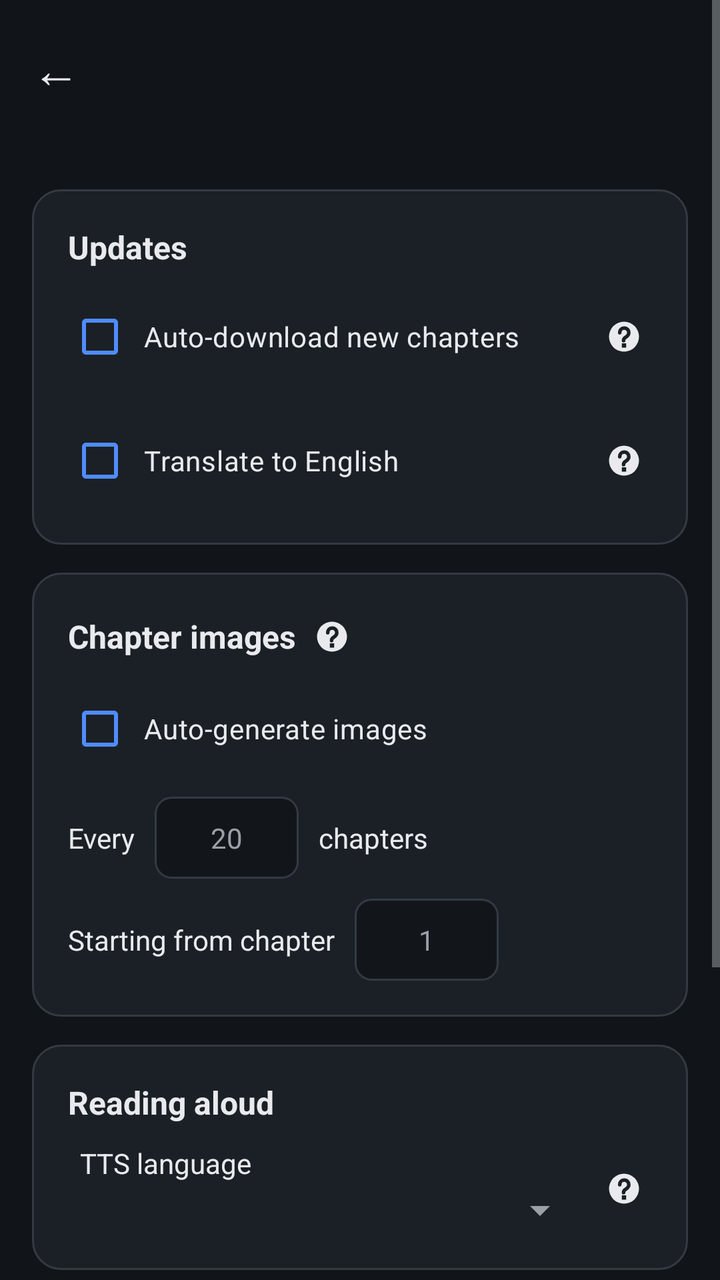
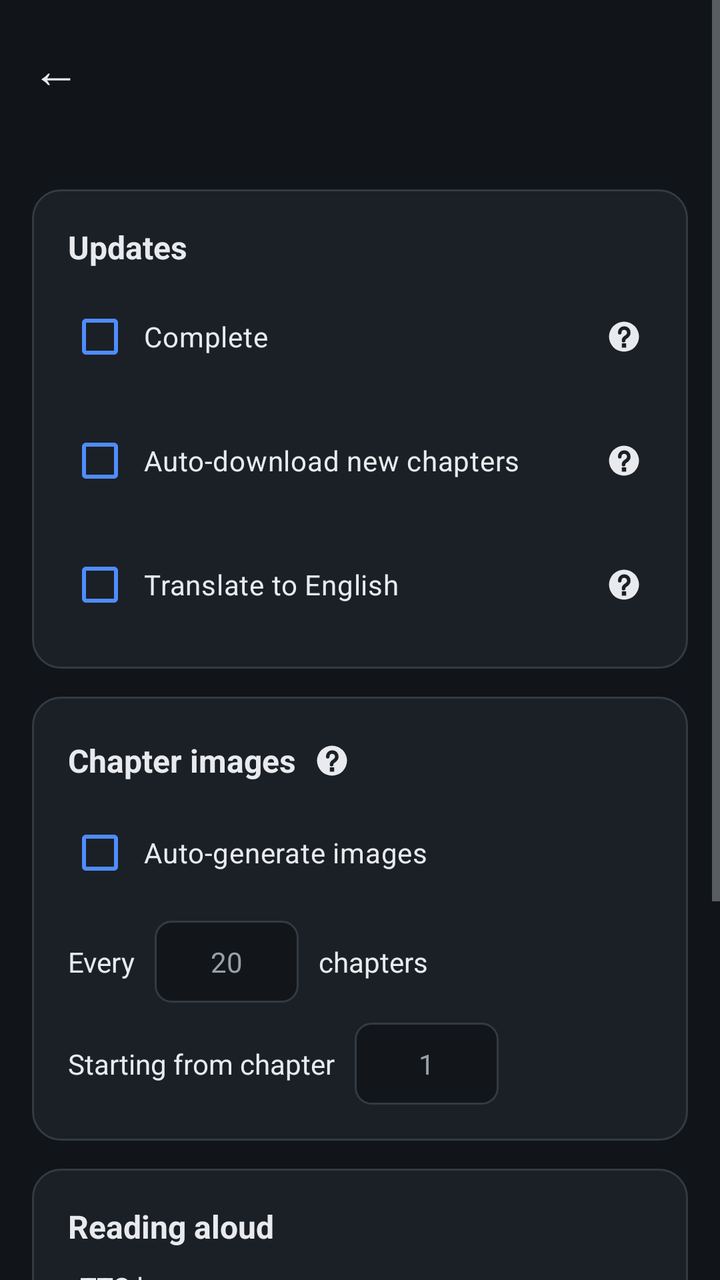

An Android layout rendered at two revisions. The XML below is the earlier revision; the diff shows what the commit changed to produce the second picture.
<!-- AndroidManifest.xml: application theme Theme.NovelDownloader -->
<!-- res/layout/activity_novel_settings.xml -->
<?xml version="1.0" encoding="utf-8"?>
<ScrollView xmlns:android="http://schemas.android.com/apk/res/android"
    xmlns:app="http://schemas.android.com/apk/res-auto"
    android:layout_width="match_parent"
    android:layout_height="match_parent"
    android:background="@color/bg"
    android:fillViewport="true">

    <LinearLayout
        android:layout_width="match_parent"
        android:layout_height="wrap_content"
        android:orientation="vertical"
        android:padding="16dp">

        
        <LinearLayout
            android:layout_width="match_parent"
            android:layout_height="wrap_content"
            android:layout_marginBottom="8dp"
            android:orientation="horizontal"
            android:gravity="center_vertical">

            <TextView
                android:id="@+id/backBtn"
                android:layout_width="wrap_content"
                android:layout_height="wrap_content"
                android:text="←"
                android:textSize="24sp"
                android:textColor="@color/fg"
                android:paddingEnd="14dp"
                android:paddingTop="2dp"
                android:paddingBottom="2dp"
                android:clickable="true"
                android:focusable="true" />

            <TextView
                android:id="@+id/novelTitle"
                android:layout_width="0dp"
                android:layout_height="wrap_content"
                android:layout_weight="1"
                android:textSize="22sp"
                android:textColor="@color/fg"
                android:textStyle="bold"
                android:maxLines="2"
                android:ellipsize="end" />
        </LinearLayout>

        <TextView
            android:id="@+id/statusText"
            android:layout_width="match_parent"
            android:layout_height="wrap_content"
            android:layout_marginTop="2dp"
            android:textSize="13sp"
            android:textColor="@color/muted" />

        
        <LinearLayout
            android:layout_width="match_parent"
            android:layout_height="wrap_content"
            android:layout_marginTop="14dp"
            android:orientation="vertical"
            android:background="@drawable/bg_settings_card"
            android:padding="18dp">

            <TextView
                android:layout_width="wrap_content"
                android:layout_height="wrap_content"
                android:text="Updates"
                android:textSize="16sp"
                android:textStyle="bold"
                android:textColor="@color/fg" />

            <LinearLayout
                android:layout_width="match_parent"
                android:layout_height="wrap_content"
                android:layout_marginTop="10dp"
                android:orientation="horizontal"
                android:gravity="center_vertical">

                <CheckBox
                    android:id="@+id/autoDownloadCheck"
                    android:layout_width="0dp"
                    android:layout_height="wrap_content"
                    android:layout_weight="1"
                    android:paddingStart="6dp"
                    android:text="Auto-download new chapters"
                    android:textSize="14sp"
                    android:textColor="@color/fg"
                    app:buttonTint="@color/accent" />

                <ImageView
                    android:id="@+id/autoDownloadHelp"
                    android:layout_width="28dp"
                    android:layout_height="28dp"
                    android:layout_marginStart="4dp"
                    android:padding="5dp"
                    android:src="@drawable/ic_help"
                    android:clickable="true"
                    android:focusable="true"
                    android:contentDescription="About Auto-download new chapters" />
            </LinearLayout>

            <LinearLayout
                android:layout_width="match_parent"
                android:layout_height="wrap_content"
                android:layout_marginTop="14dp"
                android:orientation="horizontal"
                android:gravity="center_vertical">

                <CheckBox
                    android:id="@+id/translateCheck"
                    android:layout_width="0dp"
                    android:layout_height="wrap_content"
                    android:layout_weight="1"
                    android:paddingStart="6dp"
                    android:text="Translate to English"
                    android:textSize="14sp"
                    android:textColor="@color/fg"
                    app:buttonTint="@color/accent" />

                <ImageView
                    android:id="@+id/translateHelp"
                    android:layout_width="28dp"
                    android:layout_height="28dp"
                    android:layout_marginStart="4dp"
                    android:padding="5dp"
                    android:src="@drawable/ic_help"
                    android:clickable="true"
                    android:focusable="true"
                    android:contentDescription="About Translate to English" />
            </LinearLayout>
        </LinearLayout>

        
        <LinearLayout
            android:layout_width="match_parent"
            android:layout_height="wrap_content"
            android:layout_marginTop="14dp"
            android:orientation="vertical"
            android:background="@drawable/bg_settings_card"
            android:padding="18dp">

            <LinearLayout
                android:layout_width="match_parent"
                android:layout_height="wrap_content"
                android:orientation="horizontal"
                android:gravity="center_vertical">

                <TextView
                    android:layout_width="wrap_content"
                    android:layout_height="wrap_content"
                    android:text="Chapter images"
                    android:textSize="16sp"
                    android:textStyle="bold"
                    android:textColor="@color/fg" />

                <ImageView
                    android:id="@+id/autoImageHelp"
                    android:layout_width="28dp"
                    android:layout_height="28dp"
                    android:layout_marginStart="4dp"
                    android:padding="5dp"
                    android:src="@drawable/ic_help"
                    android:clickable="true"
                    android:focusable="true"
                    android:contentDescription="About Chapter images" />
            </LinearLayout>

            <LinearLayout
                android:layout_width="match_parent"
                android:layout_height="wrap_content"
                android:layout_marginTop="8dp"
                android:orientation="horizontal"
                android:gravity="center_vertical">

                <CheckBox
                    android:id="@+id/autoImageCheck"
                    android:layout_width="0dp"
                    android:layout_height="wrap_content"
                    android:layout_weight="1"
                    android:paddingStart="6dp"
                    android:text="Auto-generate images"
                    android:textSize="14sp"
                    android:textColor="@color/fg"
                    app:buttonTint="@color/accent" />
            </LinearLayout>

            <LinearLayout
                android:layout_width="match_parent"
                android:layout_height="wrap_content"
                android:layout_marginTop="10dp"
                android:orientation="horizontal"
                android:gravity="center_vertical">

                <TextView
                    android:layout_width="wrap_content"
                    android:layout_height="wrap_content"
                    android:text="Every"
                    android:textSize="14sp"
                    android:textColor="@color/fg" />

                <EditText
                    android:id="@+id/autoImageEveryInput"
                    android:layout_width="72dp"
                    android:layout_height="wrap_content"
                    android:layout_marginStart="10dp"
                    android:layout_marginEnd="10dp"
                    android:background="@drawable/bg_input"
                    android:padding="11dp"
                    android:gravity="center"
                    android:hint="20"
                    android:textSize="14sp"
                    android:textColor="@color/fg"
                    android:textColorHint="@color/muted"
                    android:inputType="number"
                    android:importantForAutofill="no" />

                <TextView
                    android:layout_width="wrap_content"
                    android:layout_height="wrap_content"
                    android:text="chapters"
                    android:textSize="14sp"
                    android:textColor="@color/fg" />
            </LinearLayout>

            <LinearLayout
                android:layout_width="match_parent"
                android:layout_height="wrap_content"
                android:layout_marginTop="10dp"
                android:orientation="horizontal"
                android:gravity="center_vertical">

                <TextView
                    android:layout_width="wrap_content"
                    android:layout_height="wrap_content"
                    android:text="Starting from chapter"
                    android:textSize="14sp"
                    android:textColor="@color/fg" />

                <EditText
                    android:id="@+id/autoImageFromInput"
                    android:layout_width="72dp"
                    android:layout_height="wrap_content"
                    android:layout_marginStart="10dp"
                    android:background="@drawable/bg_input"
                    android:padding="11dp"
                    android:gravity="center"
                    android:hint="1"
                    android:textSize="14sp"
                    android:textColor="@color/fg"
                    android:textColorHint="@color/muted"
                    android:inputType="number"
                    android:importantForAutofill="no" />
            </LinearLayout>
        </LinearLayout>

        
        <LinearLayout
            android:layout_width="match_parent"
            android:layout_height="wrap_content"
            android:layout_marginTop="14dp"
            android:orientation="vertical"
            android:background="@drawable/bg_settings_card"
            android:padding="18dp">

            <TextView
                android:layout_width="wrap_content"
                android:layout_height="wrap_content"
                android:text="Reading aloud"
                android:textSize="16sp"
                android:textStyle="bold"
                android:textColor="@color/fg" />

            <LinearLayout
                android:layout_width="match_parent"
                android:layout_height="wrap_content"
                android:layout_marginTop="10dp"
                android:orientation="horizontal"
                android:gravity="center_vertical">

                <LinearLayout
                    android:layout_width="0dp"
                    android:layout_height="wrap_content"
                    android:layout_weight="1"
                    android:orientation="vertical">

                    <TextView
                        android:layout_width="wrap_content"
                        android:layout_height="wrap_content"
                        android:paddingStart="6dp"
                        android:text="TTS language"
                        android:textSize="14sp"
                        android:textColor="@color/fg" />

                    <Spinner
                        android:id="@+id/ttsLangSpinner"
                        android:layout_width="match_parent"
                        android:layout_height="wrap_content"
                        android:layout_marginTop="2dp"
                        android:paddingStart="2dp" />
                </LinearLayout>

                <ImageView
                    android:id="@+id/ttsLangHelp"
                    android:layout_width="28dp"
                    android:layout_height="28dp"
                    android:layout_marginStart="4dp"
                    android:padding="5dp"
                    android:src="@drawable/ic_help"
                    android:clickable="true"
                    android:focusable="true"
                    android:contentDescription="About TTS language" />
            </LinearLayout>
        </LinearLayout>

        
        <LinearLayout
            android:layout_width="match_parent"
            android:layout_height="wrap_content"
            android:layout_marginTop="14dp"
            android:orientation="vertical"
            android:background="@drawable/bg_settings_card"
            android:padding="18dp">

            <TextView
                android:layout_width="wrap_content"
                android:layout_height="wrap_content"
                android:text="This novel"
                android:textSize="16sp"
                android:textStyle="bold"
                android:textColor="@color/fg" />

            <LinearLayout
                android:layout_width="match_parent"
                android:layout_height="wrap_content"
                android:layout_marginTop="12dp"
                android:orientation="horizontal"
                android:gravity="center_vertical">

                <Button
                    android:id="@+id/recheckBtn"
                    android:layout_width="0dp"
                    android:layout_height="wrap_content"
                    android:layout_weight="1"
                    android:text="Check for new chapters"
                    android:textSize="15sp"
                    android:textStyle="bold"
                    android:textColor="#ffffff"
                    app:backgroundTint="@color/accent"
                    app:cornerRadius="8dp" />

                <ImageView
                    android:id="@+id/recheckHelp"
                    android:layout_width="28dp"
                    android:layout_height="28dp"
                    android:layout_marginStart="8dp"
                    android:padding="5dp"
                    android:src="@drawable/ic_help"
                    android:clickable="true"
                    android:focusable="true"
                    android:contentDescription="About Check for new chapters" />
            </LinearLayout>

            <LinearLayout
                android:layout_width="match_parent"
                android:layout_height="wrap_content"
                android:layout_marginTop="16dp"
                android:orientation="horizontal"
                android:gravity="center_vertical">

                <Button
                    android:id="@+id/redownloadBtn"
                    android:layout_width="0dp"
                    android:layout_height="wrap_content"
                    android:layout_weight="1"
                    android:text="Re-download all chapters"
                    android:textSize="15sp"
                    android:textStyle="bold"
                    android:textColor="@color/fg"
                    app:backgroundTint="@color/btn_secondary"
                    app:cornerRadius="8dp" />

                <ImageView
                    android:id="@+id/redownloadHelp"
                    android:layout_width="28dp"
                    android:layout_height="28dp"
                    android:layout_marginStart="8dp"
                    android:padding="5dp"
                    android:src="@drawable/ic_help"
                    android:clickable="true"
                    android:focusable="true"
                    android:contentDescription="About Re-download all chapters" />
            </LinearLayout>
        </LinearLayout>
    </LinearLayout>
</ScrollView>
<!-- resources referenced by this layout -->
<resources>
  <color name="accent">#4F8CFF</color>
  <color name="bg">#111418</color>
  <color name="btn_secondary">#2A313A</color>
  <color name="fg">#E8EAED</color>
  <color name="muted">#9AA0A6</color>
  <!-- drawable bg_input (drawable) -->
  <?xml version="1.0" encoding="utf-8"?>
  <shape xmlns:android="http://schemas.android.com/apk/res/android" android:shape="rectangle">
      <solid android:color="@color/input_bg" />
      <stroke android:width="1dp" android:color="@color/input_stroke" />
      <corners android:radius="8dp" />
  </shape>
  <!-- drawable bg_settings_card (drawable) -->
  <?xml version="1.0" encoding="utf-8"?>
  <shape xmlns:android="http://schemas.android.com/apk/res/android" android:shape="rectangle">
      <solid android:color="@color/card" />
      <stroke android:width="1dp" android:color="@color/input_stroke" />
      <corners android:radius="14dp" />
  </shape>
  <!-- drawable ic_help (drawable) -->
  <?xml version="1.0" encoding="utf-8"?>
  <vector xmlns:android="http://schemas.android.com/apk/res/android"
      android:width="18dp"
      android:height="18dp"
      android:viewportWidth="24"
      android:viewportHeight="24">
      <path
          android:fillColor="@color/fg"
          android:pathData="M12,2A10,10 0 1,1 12,22A10,10 0 1,1 12,2Z" />
      <path
          android:fillColor="#00000000"
          android:pathData="M9.15,9.35C9.15,7.5 10.45,6.25 12.15,6.25C13.9,6.25 15.2,7.55 15.2,9.35C15.2,10.85 14.25,11.7 12.9,12.55C12.05,13.1 11.7,13.6 11.7,14.65"
          android:strokeWidth="2.4"
          android:strokeColor="@color/card"
          android:strokeLineCap="round"
          android:strokeLineJoin="round" />
      <path
          android:fillColor="@color/card"
          android:pathData="M10.55,16.45h2.9v2.9h-2.9z" />
  </vector>
  <style name="Theme.NovelDownloader" parent="Theme.Material3.Dark.NoActionBar">
          <item name="colorPrimary">@color/accent</item>
          <item name="colorOnPrimary">@android:color/white</item>
          <item name="android:windowBackground">@color/bg</item>
          <item name="android:statusBarColor">@color/bg</item>
          <item name="android:navigationBarColor">@color/bg</item>
          <item name="android:textColorPrimary">@color/fg</item>
          <item name="android:textColorSecondary">@color/muted</item>
      </style>
  <color name="input_bg">#12161B</color>
  <color name="input_stroke">#333A42</color>
  <color name="card">#1B2026</color>
</resources>

<!-- the commit's change to res/layout/activity_novel_settings.xml (unified diff, before → after) -->
@@ -78,6 +78,36 @@
                 android:gravity="center_vertical">
 
                 <CheckBox
+                    android:id="@+id/markCompleteCheck"
+                    android:layout_width="0dp"
+                    android:layout_height="wrap_content"
+                    android:layout_weight="1"
+                    android:paddingStart="6dp"
+                    android:text="Complete"
+                    android:textSize="14sp"
+                    android:textColor="@color/fg"
+                    app:buttonTint="@color/accent" />
+
+                <ImageView
+                    android:id="@+id/markCompleteHelp"
+                    android:layout_width="28dp"
+                    android:layout_height="28dp"
+                    android:layout_marginStart="4dp"
+                    android:padding="5dp"
+                    android:src="@drawable/ic_help"
+                    android:clickable="true"
+                    android:focusable="true"
+                    android:contentDescription="About Complete" />
+            </LinearLayout>
+
+            <LinearLayout
+                android:layout_width="match_parent"
+                android:layout_height="wrap_content"
+                android:layout_marginTop="14dp"
+                android:orientation="horizontal"
+                android:gravity="center_vertical">
+
+                <CheckBox
                     android:id="@+id/autoDownloadCheck"
                     android:layout_width="0dp"
                     android:layout_height="wrap_content"
